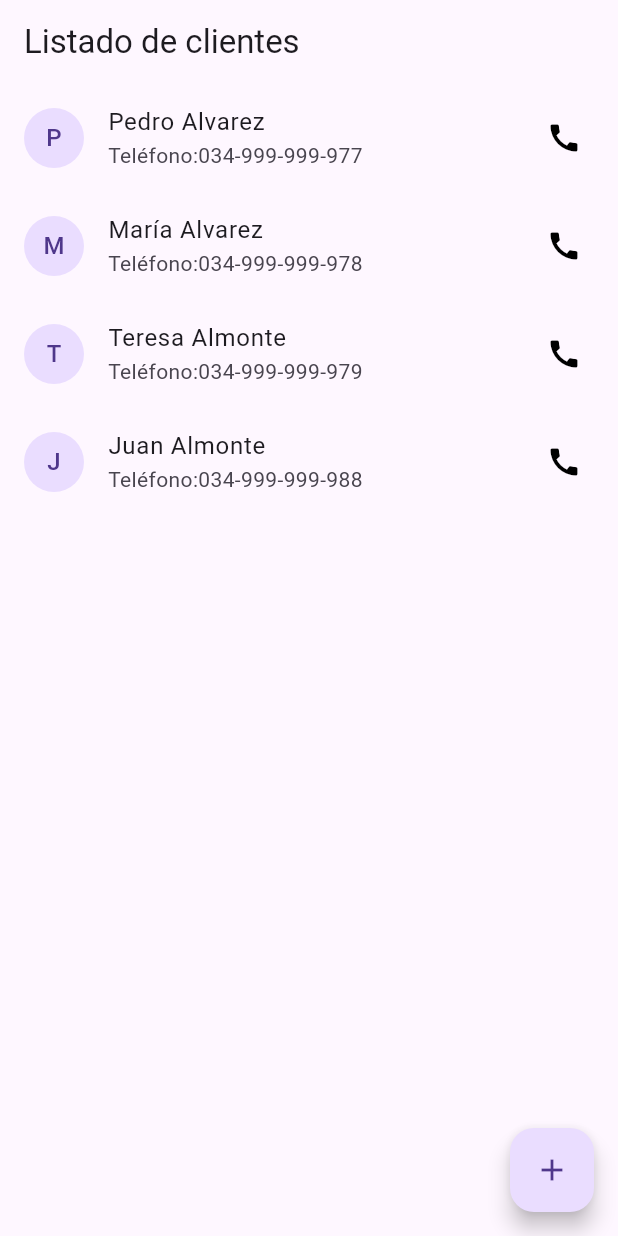
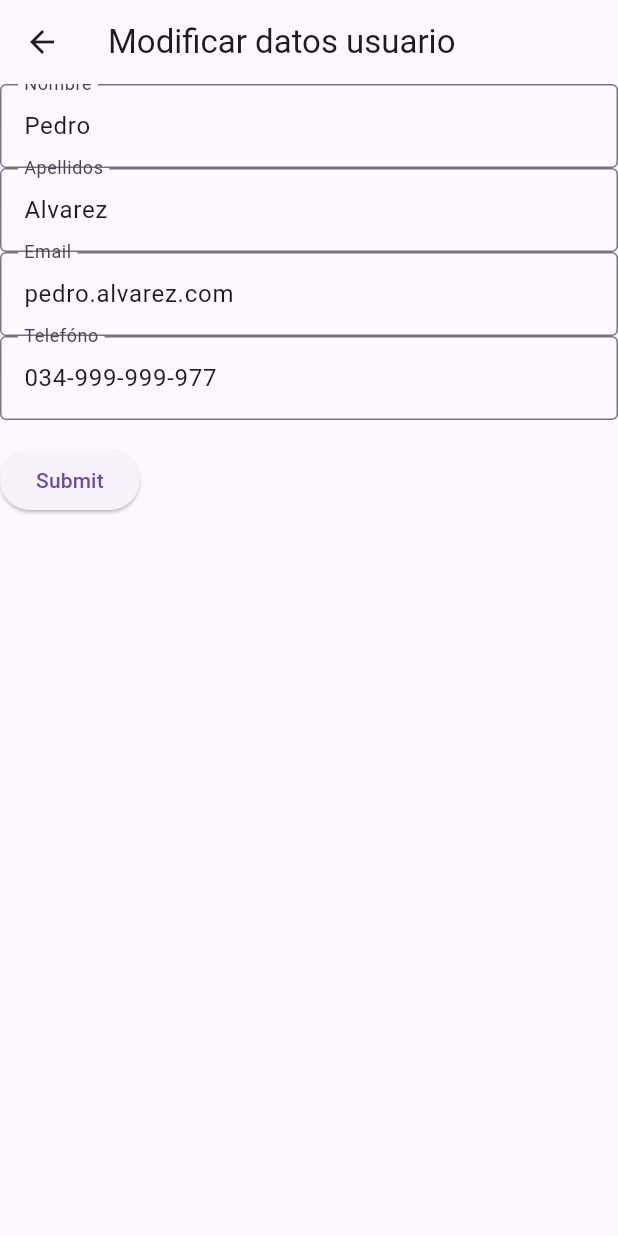
Before and after one commit to JUANCARLOST496/vets-uo308831-flutter-app, a Flutter app: the screen it shows after launch, after a tap on an icon or button, on a phone screen of 412 x 824 dp. Run offline on Flutter 3.47's test engine with Material 3 defaults, Android fonts, the phone set to English and light mode, and no system bars.

Commit message:
vets-UO308831-flutter-05-Actualizando un usuario

```diff
--- a/lib/pages/home_page.dart
+++ b/lib/pages/home_page.dart
@@ -2,6 +2,7 @@ import 'package:flutter/material.dart';
 import '../src/user.dart';
 import 'package:vets_uo308831_flutter_app/pages/user_signup_form.dart';
 import 'package:vets_uo308831_flutter_app/pages/custom_alert_dialog.dart';
+import 'package:vets_uo308831_flutter_app/pages/user_edit_form.dart';
 
 class HomePage extends StatefulWidget {
   //final String _title;
@@ -25,7 +26,36 @@ class StateHomePage extends State<HomePage> {
         itemCount: users.length,
         itemBuilder: (context, index) {
           return ListTile(
-            onTap: () {},
+            onTap: () {
+              User currentUser = users[index];
+              Navigator.push(
+                context,
+                MaterialPageRoute(
+                  builder: (context) => UserEditForm(user: currentUser),
+                ),
+              ).then(
+                (modifiedUser) => {
+                  if (modifiedUser != null)
+                    {
+                      setState(() {
+                        users.removeAt(index);
+                        users.insert(index, modifiedUser);
+                        String message =
+                            "El usuario ${modifiedUser.name} ha sido actualizado correctamenet.";
+                        showDialog(
+                          context: context,
+                          builder:
+                              (context) => CustomAlertDialog.create(
+                                context,
+                                'Información',
+                                message,
+                              ),
+                        );
+                      }),
+                    },
+                },
+              );
+            },
             onLongPress: () {},
             title: Text("${users[index].name} ${users[index].surname}"),
             subtitle: Text("${'Teléfono:'}${users[index].phone}"),
--- /dev/null
+++ b/lib/pages/user_edit_form.dart
@@ -0,0 +1,129 @@
+import 'package:flutter/material.dart';
+import 'package:vets_uo308831_flutter_app/src/user.dart';
+
+class UserEditForm extends StatefulWidget {
+  final User user;
+  const UserEditForm({super.key, required this.user});
+  @override
+  State<StatefulWidget> createState() => StateUserEditForm();
+}
+
+class StateUserEditForm extends State<UserEditForm> {
+  final _formKey = GlobalKey<FormState>();
+  final TextEditingController nameController = TextEditingController();
+  final TextEditingController surnameController = TextEditingController();
+  final TextEditingController emailController = TextEditingController();
+  final TextEditingController phoneController = TextEditingController();
+
+  @override
+  void initState() {
+    User user = widget.user;
+    nameController.text = user.name;
+    surnameController.text = user.surname;
+    emailController.text = user.email;
+    phoneController.text = user.phone;
+    super.initState();
+  }
+
+  @override
+  Widget build(BuildContext context) {
+    return Scaffold(
+      appBar: AppBar(title: const Text("Modificar datos usuario")),
+      body: Form(
+        key: _formKey,
+        child: Column(
+          crossAxisAlignment: CrossAxisAlignment.start,
+          children: [
+            TextFormField(
+              controller: nameController,
+              decoration: const InputDecoration(
+                labelText: 'Nombre',
+                hintText: 'Introduce tu nombre',
+                border: OutlineInputBorder(),
+              ),
+              validator: (value) {
+                if (value == null || value.isEmpty) {
+                  return 'por Favor digite el nombre';
+                }
+                return null;
+              },
+              onSaved: (value) => nameController.text = value ?? '',
+            ),
+            TextFormField(
+              controller: surnameController,
+              decoration: const InputDecoration(
+                labelText: 'Apellidos',
+                hintText: 'Introduce tu apellidos',
+                border: OutlineInputBorder(),
+              ),
+              validator: (value) {
+                if (value == null || value.isEmpty) {
+                  return 'por favor digite los apellidos';
+                }
+                return null;
+              },
+              onSaved: (value) {
+                surnameController.text = value ?? '';
+              },
+            ),
+            TextFormField(
+              controller: emailController,
+              decoration: const InputDecoration(
+                labelText: 'Email',
+                hintText: 'Introduce tu email',
+                border: OutlineInputBorder(),
+              ),
+              validator: (value) {
+                if (value == null || value.isEmpty) {
+                  return 'por favor digite el email';
+                }
+                return null;
+              },
+              onSaved: (value) {
+                emailController.text = value ?? '';
+              },
+            ),
+            TextFormField(
+              controller: phoneController,
+              decoration: const InputDecoration(
+                labelText: 'Telefóno',
+                hintText: 'Introduce tu email',
+                border: OutlineInputBorder(),
+              ),
+              validator: (value) {
+                if (value == null || value.isEmpty) {
+                  return 'por favor digite el telefono ';
+                }
+                return null;
+              },
+              onSaved: (value) {
+                phoneController.text = value ?? '';
+              },
+            ),
+            Padding(
+              padding: const EdgeInsets.symmetric(vertical: 16.0),
+              child: ElevatedButton(
+                onPressed: () {
+                  if (_formKey.currentState!.validate()) {
+                    ScaffoldMessenger.of(context).showSnackBar(
+                      const SnackBar(content: Text('Processing Data')),
+                    );
+                    _formKey.currentState!.save();
+                    User user = User(
+                      nameController.text,
+                      surnameController.text,
+                      emailController.text,
+                      phoneController.text,
+                    );
+                    Navigator.pop(context, user);
+                  }
+                },
+                child: const Text('Submit'),
+              ),
+            ),
+          ],
+        ),
+      ),
+    );
+  }
+}
```
